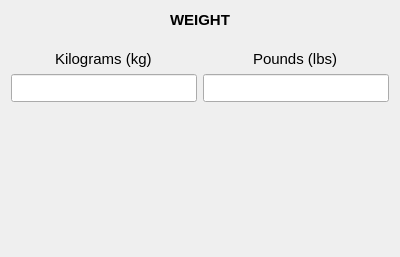
The window that weightwidget.ui (dimitris47/units) describes before a commit, drawn with Qt 5.
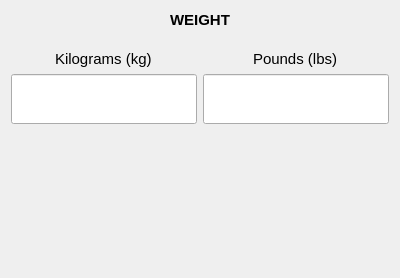
The same window after the commit.

```diff
--- a/weightwidget.ui
+++ b/weightwidget.ui
@@ -7,7 +7,7 @@
     <x>0</x>
     <y>0</y>
     <width>400</width>
-    <height>257</height>
+    <height>278</height>
    </rect>
   </property>
   <property name="windowTitle">
@@ -87,7 +87,7 @@
      <property name="sizeHint" stdset="0">
       <size>
        <width>20</width>
-       <height>144</height>
+       <height>143</height>
       </size>
      </property>
     </spacer>
```
